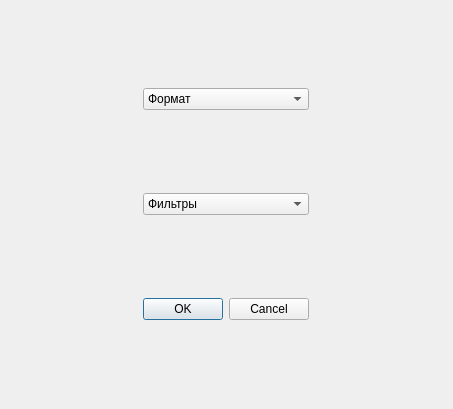
Qt form ui/qt/exportWindow.ui (EngoyanSY/subd) before a commit.
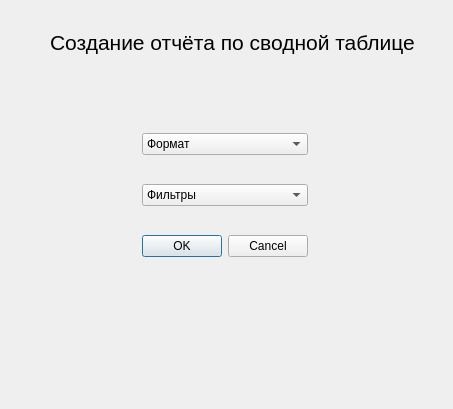
The same form after that commit.

```diff
--- a/ui/qt/exportWindow.ui
+++ b/ui/qt/exportWindow.ui
@@ -19,17 +19,43 @@
   <property name="windowTitle">
    <string>Dialog</string>
   </property>
+  <widget class="QLabel" name="label">
+   <property name="geometry">
+    <rect>
+     <x>50</x>
+     <y>30</y>
+     <width>371</width>
+     <height>25</height>
+    </rect>
+   </property>
+   <property name="sizePolicy">
+    <sizepolicy hsizetype="Preferred" vsizetype="Fixed">
+     <horstretch>0</horstretch>
+     <verstretch>0</verstretch>
+    </sizepolicy>
+   </property>
+   <property name="font">
+    <font>
+     <pointsize>16</pointsize>
+     <weight>50</weight>
+     <bold>false</bold>
+    </font>
+   </property>
+   <property name="text">
+    <string>Создание отчёта по сводной таблице</string>
+   </property>
+  </widget>
+  <widget class="QWidget" name="">
+   <property name="geometry">
+    <rect>
+     <x>100</x>
+     <y>110</y>
+     <width>251</width>
+     <height>171</height>
+    </rect>
+   </property>
   <layout class="QGridLayout" name="gridLayout">
-   <item row="2" column="1">
-    <widget class="QComboBox" name="comboBox_2">
-     <item>
-      <property name="text">
-       <string>Фильтры</string>
-      </property>
-     </item>
-    </widget>
-   </item>
-   <item row="1" column="1">
+    <item row="0" column="0">
     <widget class="QComboBox" name="comboBox">
      <item>
       <property name="text">
@@ -38,7 +64,16 @@
      </item>
     </widget>
    </item>
-   <item row="3" column="1">
+    <item row="1" column="0">
+     <widget class="QComboBox" name="comboBox_2">
+      <item>
+       <property name="text">
+        <string>Фильтры</string>
+       </property>
+      </item>
+     </widget>
+    </item>
+    <item row="2" column="0">
     <widget class="QDialogButtonBox" name="buttonBox">
      <property name="sizePolicy">
       <sizepolicy hsizetype="Fixed" vsizetype="Fixed">
@@ -55,6 +90,7 @@
     </widget>
    </item>
   </layout>
+  </widget>
  </widget>
  <resources/>
  <connections>
```
Lines whose indentation alone changed are shown as unchanged.
